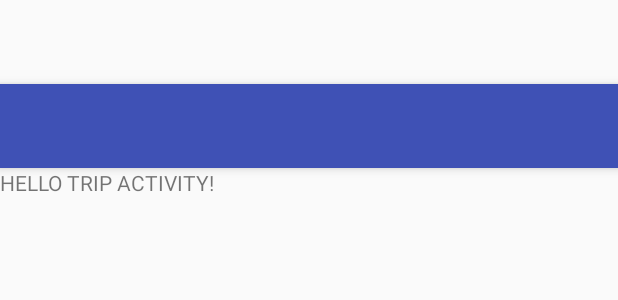
After one commit to viktorsieger/SingBiker, an Android app: the layout app_bar_trip.xml on its own in the app's theme, with its tools: preview values and no code run, on a phone screen of 412 x 824 dp. The commit adds this screen. Shown: the top 300 px of the screen. Run offline under Robolectric (Android 15) with nearby library versions, the light colour scheme and no system bars.

Commit message:
VS: Added navigation drawer and layouts to TripActivity.

```diff
--- a/app/src/main/AndroidManifest.xml
+++ b/app/src/main/AndroidManifest.xml
@@ -47,7 +47,10 @@
             android:label="@string/individual_route_actionbar_label"
             android:theme="@style/AppTheme.NoActionBar" />
 
-        <activity android:name=".boundary.TripActivity" />
+        <activity
+            android:name=".boundary.TripActivity"
+            android:label="@string/trip_actionbar_label"
+            android:theme="@style/AppTheme.NoActionBar" />
 
     </application>
 
--- a/app/src/main/java/sg/ntu/dataminers/singbiker/boundary/IndividualTripActivity.java
+++ b/app/src/main/java/sg/ntu/dataminers/singbiker/boundary/IndividualTripActivity.java
@@ -115,6 +115,9 @@ public class IndividualTripActivity extends AppCompatActivity
 
         if (id == R.id.action_save_trip) {
             Toast.makeText(getApplicationContext(), "SAVE TRIP", Toast.LENGTH_SHORT).show();
+
+            Intent intent = new Intent(getApplicationContext(), TripActivity.class);
+            startActivity(intent);
         }
         else if (id == R.id.action_discard_trip) {
             Intent intent = new Intent(getApplicationContext(), RoutePlotActivity.class);
--- /dev/null
+++ b/app/src/main/res/layout/app_bar_trip.xml
@@ -0,0 +1,27 @@
+<?xml version="1.0" encoding="utf-8"?>
+<android.support.design.widget.CoordinatorLayout
+    xmlns:android="http://schemas.android.com/apk/res/android"
+    xmlns:app="http://schemas.android.com/apk/res-auto"
+    xmlns:tools="http://schemas.android.com/tools"
+    android:layout_width="match_parent"
+    android:layout_height="match_parent"
+    android:fitsSystemWindows="true"
+    tools:context="sg.ntu.dataminers.singbiker.boundary.TripActivity">
+
+    <android.support.design.widget.AppBarLayout
+        android:layout_width="match_parent"
+        android:layout_height="wrap_content"
+        android:theme="@style/AppTheme.AppBarOverlay">
+
+        <android.support.v7.widget.Toolbar
+            android:id="@+id/toolbar_trip"
+            android:layout_width="match_parent"
+            android:layout_height="?attr/actionBarSize"
+            android:background="?attr/colorPrimary"
+            app:popupTheme="@style/AppTheme.PopupOverlay" />
+
+    </android.support.design.widget.AppBarLayout>
+
+    <include layout="@layout/content_trip" />
+
+</android.support.design.widget.CoordinatorLayout>
--- /dev/null
+++ b/app/src/main/res/layout/content_trip.xml
@@ -0,0 +1,17 @@
+<?xml version="1.0" encoding="utf-8"?>
+<RelativeLayout
+    xmlns:android="http://schemas.android.com/apk/res/android"
+    xmlns:app="http://schemas.android.com/apk/res-auto"
+    xmlns:tools="http://schemas.android.com/tools"
+    android:layout_width="match_parent"
+    android:layout_height="match_parent"
+    app:layout_behavior="@string/appbar_scrolling_view_behavior"
+    tools:context="sg.ntu.dataminers.singbiker.boundary.TripActivity"
+    tools:showIn="@layout/app_bar_trip" >
+
+    <TextView
+        android:layout_width="wrap_content"
+        android:layout_height="wrap_content"
+        android:text="HELLO TRIP ACTIVITY!" />
+
+</RelativeLayout>
--- /dev/null
+++ b/app/src/main/res/menu/trip.xml
@@ -0,0 +1,4 @@
+<?xml version="1.0" encoding="utf-8"?>
+<menu>
+
+</menu>
--- a/app/src/main/res/values/strings.xml
+++ b/app/src/main/res/values/strings.xml
@@ -4,6 +4,7 @@
     <string name="individual_route_actionbar_label">Choose route</string>
     <string name="individual_trip_actionbar_label">Trip information</string>
     <string name="history_actionbar_label">History</string>
+    <string name="trip_actionbar_label">Trip</string>
 
     <string name="navigation_drawer_open">Open navigation drawer</string>
     <string name="navigation_drawer_close">Close navigation drawer</string>
```
Also changed, not shown: app/src/main/java/sg/ntu/dataminers/singbiker/boundary/TripActivity.java (+73 -1 lines), app/src/main/res/layout/activity_trip.xml (+20 -8 lines).
